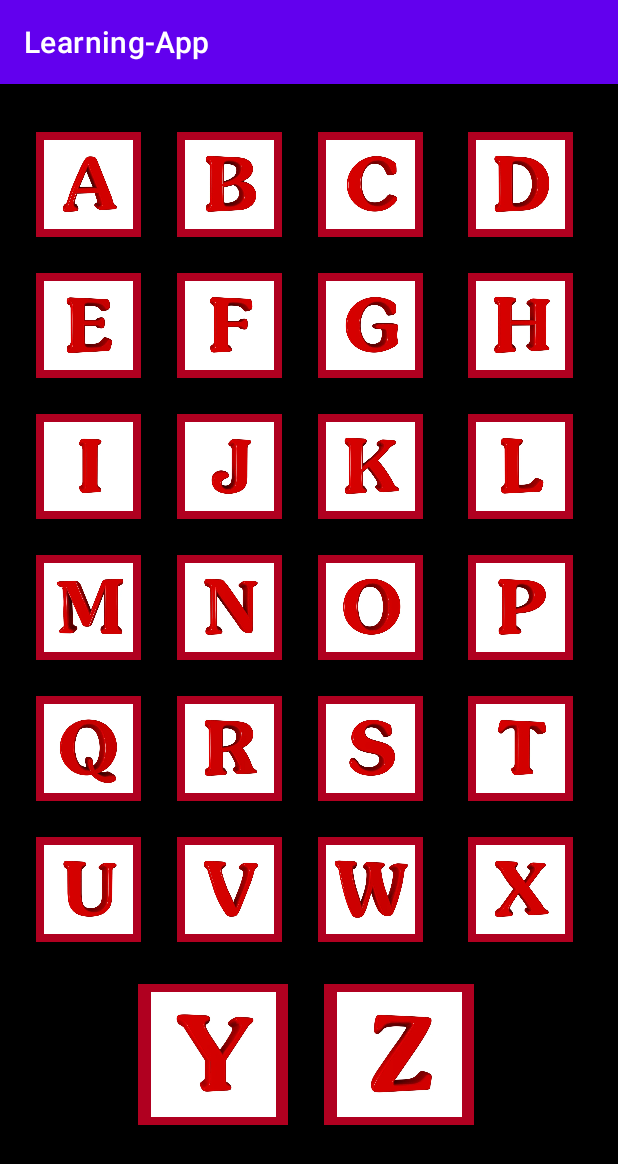
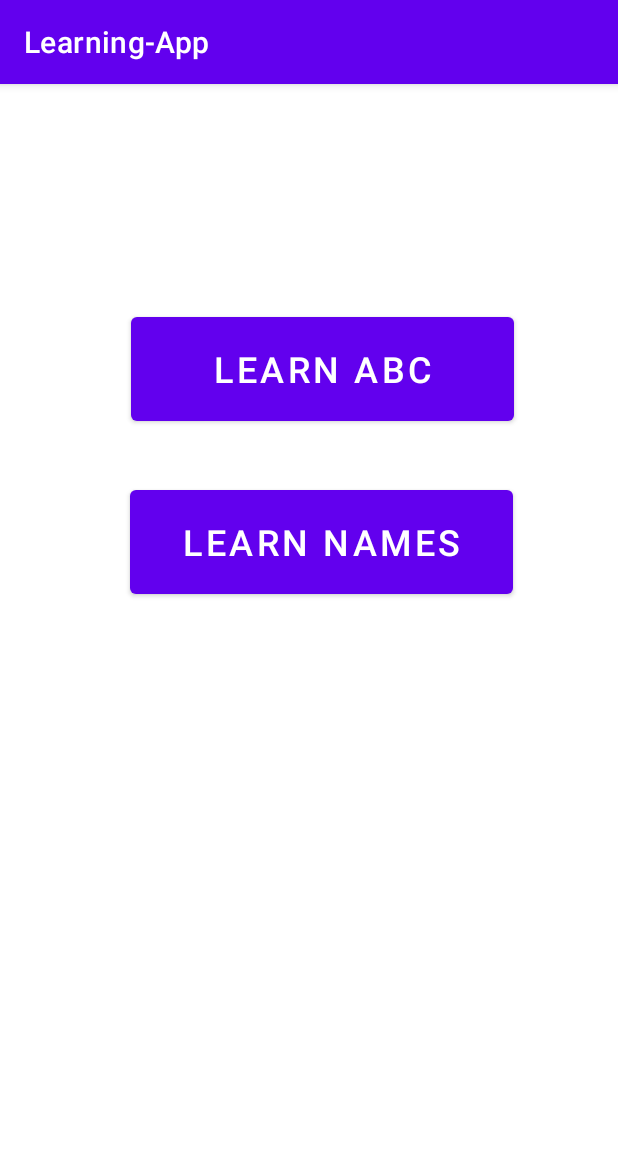
Before and after one commit to Amnaazam123/Learning-App-For-Kids-Android, an Android app: the screen it shows after launch (Alphabets before the commit, AlphabetsOrNames after it), after a tap on "LEARN", on a phone screen of 412 x 824 dp. Shown: the top 1164 px of the screen. Run offline under Robolectric (Android 15) with nearby library versions, the phone set to English and light mode, and no system bars.

Commit message:
2 button activity added

```diff
--- a/app/src/main/AndroidManifest.xml
+++ b/app/src/main/AndroidManifest.xml
@@ -9,6 +9,9 @@
         android:roundIcon="@mipmap/ic_launcher_round"
         android:supportsRtl="true"
         android:theme="@style/Theme.LearningApp">
+        <activity
+            android:name=".AlphabetsOrNames"
+            android:exported="false" />
         <activity
             android:name=".QuestionDisplay"
             android:exported="false" />
--- /dev/null
+++ b/app/src/main/java/com/example/learning_app/AlphabetsOrNames.java
@@ -0,0 +1,36 @@
+package com.example.learning_app;
+
+import androidx.appcompat.app.AppCompatActivity;
+
+import android.content.Intent;
+import android.os.Bundle;
+import android.view.View;
+import android.widget.Button;
+
+public class AlphabetsOrNames extends AppCompatActivity {
+
+    Button learnabc;
+    Button learnnames;
+    @Override
+    protected void onCreate(Bundle savedInstanceState) {
+        super.onCreate(savedInstanceState);
+        setContentView(R.layout.activity_alphabets_or_names);
+        learnabc=findViewById(R.id.learnabc);
+        learnnames=findViewById(R.id.learnnames);
+        learnabc.setOnClickListener(new View.OnClickListener() {
+            @Override
+            public void onClick(View view) {
+                startActivity(new Intent(AlphabetsOrNames.this, Alphabets.class));
+
+            }
+        });
+        learnnames.setOnClickListener(new View.OnClickListener() {
+            @Override
+            public void onClick(View view) {
+                startActivity(new Intent(AlphabetsOrNames.this, learnMoreNames.class));
+
+            }
+        });
+
+    }
+}
--- a/app/src/main/java/com/example/learning_app/MainActivity.java
+++ b/app/src/main/java/com/example/learning_app/MainActivity.java
@@ -23,7 +23,7 @@ public class MainActivity extends AppCompatActivity {
         learn.setOnClickListener(new View.OnClickListener() {
             @Override
             public void onClick(View view) {
-                startActivity(new Intent(MainActivity.this, Alphabets.class));
+                startActivity(new Intent(MainActivity.this, AlphabetsOrNames.class));
 
             }
         });
--- /dev/null
+++ b/app/src/main/res/layout/activity_alphabets_or_names.xml
@@ -0,0 +1,34 @@
+<?xml version="1.0" encoding="utf-8"?>
+<androidx.constraintlayout.widget.ConstraintLayout xmlns:android="http://schemas.android.com/apk/res/android"
+    xmlns:app="http://schemas.android.com/apk/res-auto"
+    xmlns:tools="http://schemas.android.com/tools"
+    android:layout_width="match_parent"
+    android:layout_height="match_parent"
+    tools:context=".AlphabetsOrNames">
+
+    <Button
+        android:id="@+id/learnabc"
+        android:layout_width="255dp"
+        android:layout_height="81dp"
+        android:layout_marginStart="87dp"
+        android:layout_marginTop="149dp"
+        android:layout_marginEnd="69dp"
+        android:text="Learn ABC"
+        android:textSize="24sp"
+        app:layout_constraintEnd_toEndOf="parent"
+        app:layout_constraintStart_toStartOf="parent"
+        app:layout_constraintTop_toTopOf="parent" />
+
+    <Button
+        android:id="@+id/learnnames"
+        android:layout_width="255dp"
+        android:layout_height="81dp"
+        android:layout_marginStart="87dp"
+        android:layout_marginTop="34dp"
+        android:layout_marginEnd="71dp"
+        android:text="Learn Names"
+        android:textSize="24sp"
+        app:layout_constraintEnd_toEndOf="parent"
+        app:layout_constraintStart_toStartOf="parent"
+        app:layout_constraintTop_toBottomOf="@+id/learnabc" />
+</androidx.constraintlayout.widget.ConstraintLayout>
--- a/app/src/main/res/layout/activity_learn_more_names.xml
+++ b/app/src/main/res/layout/activity_learn_more_names.xml
@@ -7,8 +7,12 @@
     tools:context=".learnMoreNames">
 
     <ListView
+        android:id="@+id/listview"
         android:layout_width="match_parent"
         android:layout_height="match_parent"
-        android:id="@+id/listview"/>
+
+        tools:layout_editor_absoluteX="16dp"
+        tools:layout_editor_absoluteY="64dp"
+        tools:listitem="@layout/list_item" />
 
 </androidx.constraintlayout.widget.ConstraintLayout>
--- a/app/src/main/res/layout/activity_main.xml
+++ b/app/src/main/res/layout/activity_main.xml
@@ -14,7 +14,6 @@
         android:layout_marginStart="52dp"
         android:layout_marginTop="28dp"
         android:layout_marginEnd="52dp"
-        android:backgroundTint="@android:color/system_accent3_200"
         android:fontFamily="sans-serif-black"
         android:text="@string/learning"
         android:textSize="24sp"
```
